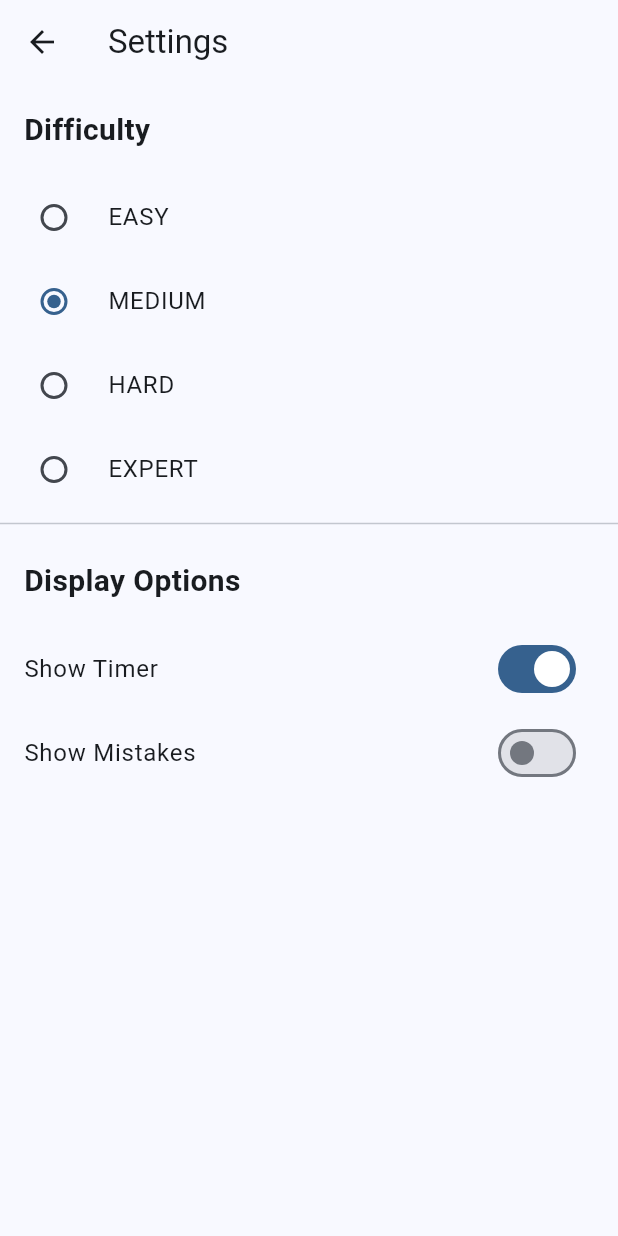
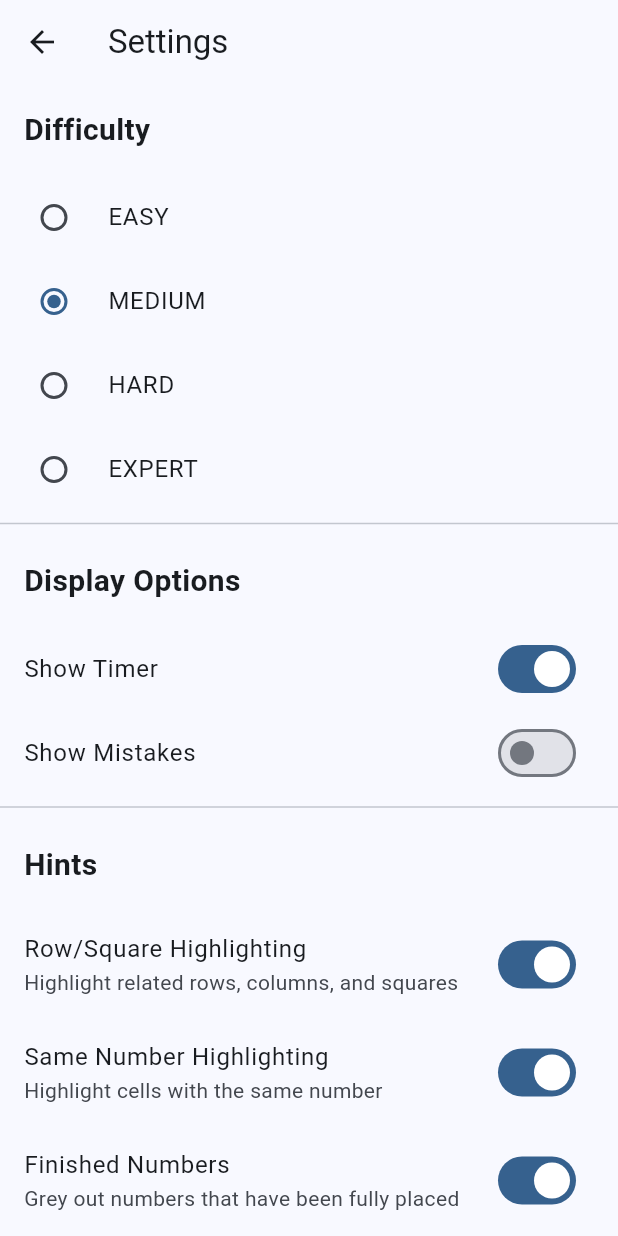
Before and after one commit to abregado/flutter_sudoku, a Flutter app: the SettingsScreen screen opened directly, after a tap on "Show Mistakes", on a phone screen of 412 x 824 dp. Run offline on Flutter 3.47's test engine with Material 3 defaults, Android fonts, the light colour scheme and no system bars; our stand-ins replace shared_preferences, wakelock_plus; accounts and stored records are empty.

```diff
--- a/lib/main.dart
+++ b/lib/main.dart
@@ -1,22 +1,30 @@
 import 'package:flutter/material.dart';
 import 'package:provider/provider.dart';
+import 'package:shared_preferences/shared_preferences.dart';
 import 'models/game_state.dart';
 import 'models/puzzle_settings.dart';
 import 'ui/screens/game_screen.dart';
 
-void main() {
-  runApp(const MyApp());
+void main() async {
+  WidgetsFlutterBinding.ensureInitialized();
+  final prefs = await SharedPreferences.getInstance();
+  runApp(MyApp(prefs: prefs));
 }
 
 class MyApp extends StatelessWidget {
-  const MyApp({super.key});
+  final SharedPreferences prefs;
+
+  const MyApp({
+    super.key,
+    required this.prefs,
+  });
 
   @override
   Widget build(BuildContext context) {
     return MultiProvider(
       providers: [
         ChangeNotifierProvider(create: (_) => GameState()),
-        ChangeNotifierProvider(create: (_) => PuzzleSettings()),
+        ChangeNotifierProvider(create: (_) => PuzzleSettings(prefs)),
       ],
       child: MaterialApp(
         title: 'Flutter Sudoku',
--- a/lib/models/puzzle_settings.dart
+++ b/lib/models/puzzle_settings.dart
@@ -1,4 +1,5 @@
 import 'package:flutter/foundation.dart';
+import 'package:shared_preferences/shared_preferences.dart';
 
 enum Difficulty {
   easy,
@@ -8,13 +9,44 @@ enum Difficulty {
 }
 
 class PuzzleSettings extends ChangeNotifier {
+  final SharedPreferences _prefs;
+
   Difficulty _difficulty = Difficulty.medium;
   bool _showTimer = true;
   bool _showMistakes = true;
+  bool _showRowSquareHighlighting = true;
+  bool _showSameNumberHighlighting = true;
+  bool _showFinishedNumbers = true;
+
+  PuzzleSettings(this._prefs) {
+    _loadSettings();
+  }
+
+  Future<void> _loadSettings() async {
+    _difficulty = Difficulty.values[_prefs.getInt('difficulty') ?? 1];
+    _showTimer = _prefs.getBool('showTimer') ?? true;
+    _showMistakes = _prefs.getBool('showMistakes') ?? true;
+    _showRowSquareHighlighting = _prefs.getBool('showRowSquareHighlighting') ?? true;
+    _showSameNumberHighlighting = _prefs.getBool('showSameNumberHighlighting') ?? true;
+    _showFinishedNumbers = _prefs.getBool('showFinishedNumbers') ?? true;
+    notifyListeners();
+  }
+
+  Future<void> _saveSettings() async {
+    await _prefs.setInt('difficulty', _difficulty.index);
+    await _prefs.setBool('showTimer', _showTimer);
+    await _prefs.setBool('showMistakes', _showMistakes);
+    await _prefs.setBool('showRowSquareHighlighting', _showRowSquareHighlighting);
+    await _prefs.setBool('showSameNumberHighlighting', _showSameNumberHighlighting);
+    await _prefs.setBool('showFinishedNumbers', _showFinishedNumbers);
+  }
 
   Difficulty get difficulty => _difficulty;
   bool get showTimer => _showTimer;
   bool get showMistakes => _showMistakes;
+  bool get showRowSquareHighlighting => _showRowSquareHighlighting;
+  bool get showSameNumberHighlighting => _showSameNumberHighlighting;
+  bool get showFinishedNumbers => _showFinishedNumbers;
 
   // Number of cells to remove based on difficulty
   int get cellsToRemove {
@@ -32,16 +64,37 @@ class PuzzleSettings extends ChangeNotifier {
 
   void setDifficulty(Difficulty difficulty) {
     _difficulty = difficulty;
+    _saveSettings();
     notifyListeners();
   }
 
   void toggleTimer() {
     _showTimer = !_showTimer;
+    _saveSettings();
     notifyListeners();
   }
 
   void toggleMistakes() {
     _showMistakes = !_showMistakes;
+    _saveSettings();
+    notifyListeners();
+  }
+
+  void toggleRowSquareHighlighting() {
+    _showRowSquareHighlighting = !_showRowSquareHighlighting;
+    _saveSettings();
+    notifyListeners();
+  }
+
+  void toggleSameNumberHighlighting() {
+    _showSameNumberHighlighting = !_showSameNumberHighlighting;
+    _saveSettings();
+    notifyListeners();
+  }
+
+  void toggleFinishedNumbers() {
+    _showFinishedNumbers = !_showFinishedNumbers;
+    _saveSettings();
     notifyListeners();
   }
 }
--- a/lib/ui/screens/settings_screen.dart
+++ b/lib/ui/screens/settings_screen.dart
@@ -67,6 +67,44 @@ class SettingsScreen extends StatelessWidget {
                   settings.toggleMistakes();
                 },
               ),
+
+              const Divider(),
+
+              // Hints Section
+              const Padding(
+                padding: EdgeInsets.all(16.0),
+                child: Text(
+                  'Hints',
+                  style: TextStyle(
+                    fontSize: 20,
+                    fontWeight: FontWeight.bold,
+                  ),
+                ),
+              ),
+              SwitchListTile(
+                title: const Text('Row/Square Highlighting'),
+                subtitle: const Text('Highlight related rows, columns, and squares'),
+                value: settings.showRowSquareHighlighting,
+                onChanged: (value) {
+                  settings.toggleRowSquareHighlighting();
+                },
+              ),
+              SwitchListTile(
+                title: const Text('Same Number Highlighting'),
+                subtitle: const Text('Highlight cells with the same number'),
+                value: settings.showSameNumberHighlighting,
+                onChanged: (value) {
+                  settings.toggleSameNumberHighlighting();
+                },
+              ),
+              SwitchListTile(
+                title: const Text('Finished Numbers'),
+                subtitle: const Text('Grey out numbers that have been fully placed'),
+                value: settings.showFinishedNumbers,
+                onChanged: (value) {
+                  settings.toggleFinishedNumbers();
+                },
+              ),
             ],
           );
         },
--- a/lib/ui/widgets/number_input_row.dart
+++ b/lib/ui/widgets/number_input_row.dart
@@ -1,6 +1,7 @@
 import 'package:flutter/material.dart';
 import 'package:provider/provider.dart';
 import '../../models/game_state.dart';
+import '../../models/puzzle_settings.dart';
 
 class NumberInputRow extends StatelessWidget {
   const NumberInputRow({super.key});
@@ -27,9 +28,10 @@ class NumberInputRow extends StatelessWidget {
   }
 
   Widget _buildNumberButton(BuildContext context, int number, double size) {
-    return Consumer<GameState>(
-      builder: (context, gameState, child) {
+    return Consumer2<GameState, PuzzleSettings>(
+      builder: (context, gameState, settings, child) {
         final isDisabled = _isNumberDisabled(gameState, number);
+        final shouldGrey = settings.showFinishedNumbers && isDisabled;
 
         return SizedBox(
           width: size,
@@ -39,10 +41,10 @@ class NumberInputRow extends StatelessWidget {
             child: Container(
               margin: const EdgeInsets.all(2),
               decoration: BoxDecoration(
-                color: isDisabled ? Colors.grey[200] : Colors.blue[50],
+                color: shouldGrey ? Colors.grey[200] : Colors.blue[50],
                 borderRadius: BorderRadius.circular(8),
                 border: Border.all(
-                  color: isDisabled ? Colors.grey[300]! : Colors.blue[200]!,
+                  color: shouldGrey ? Colors.grey[300]! : Colors.blue[200]!,
                   width: 1,
                 ),
               ),
@@ -51,7 +53,7 @@ class NumberInputRow extends StatelessWidget {
                   number.toString(),
                   style: TextStyle(
                     fontSize: size * 0.5,
-                    color: isDisabled ? Colors.grey[400] : Colors.blue[700],
+                    color: shouldGrey ? Colors.grey[400] : Colors.blue[700],
                     fontWeight: FontWeight.bold,
                   ),
                 ),
--- a/lib/ui/widgets/sudoku_cell.dart
+++ b/lib/ui/widgets/sudoku_cell.dart
@@ -1,4 +1,6 @@
 import 'package:flutter/material.dart';
+import 'package:provider/provider.dart';
+import '../../models/puzzle_settings.dart';
 
 class SudokuCell extends StatelessWidget {
   final int? value;
@@ -83,13 +85,15 @@ class SudokuCell extends StatelessWidget {
   }
 
   Color _getBackgroundColor(BuildContext context) {
+    final settings = context.watch<PuzzleSettings>();
+
     if (isSelected) {
       return Theme.of(context).colorScheme.primaryContainer;
     }
-    if (isSameNumber) {
+    if (isSameNumber && settings.showSameNumberHighlighting) {
       return Theme.of(context).colorScheme.secondary.withOpacity(0.3);
     }
-    if (isHighlighted) {
+    if (isHighlighted && settings.showRowSquareHighlighting) {
       return Theme.of(context).colorScheme.primaryContainer.withOpacity(0.45);
     }
     return Colors.transparent;
--- a/pubspec.yaml
+++ b/pubspec.yaml
@@ -36,6 +36,7 @@ dependencies:
   qr_flutter: ^4.1.0
   device_info_plus: ^9.1.2
   path_provider: ^2.1.2
+  wakelock_plus: ^1.1.4
 
   # The following adds the Cupertino Icons font to your application.
   # Use with the CupertinoIcons class for iOS style icons.
```
Also changed, not shown: lib/ui/screens/game_screen.dart (+9 -0 lines), pubspec.lock, 1 other file.
